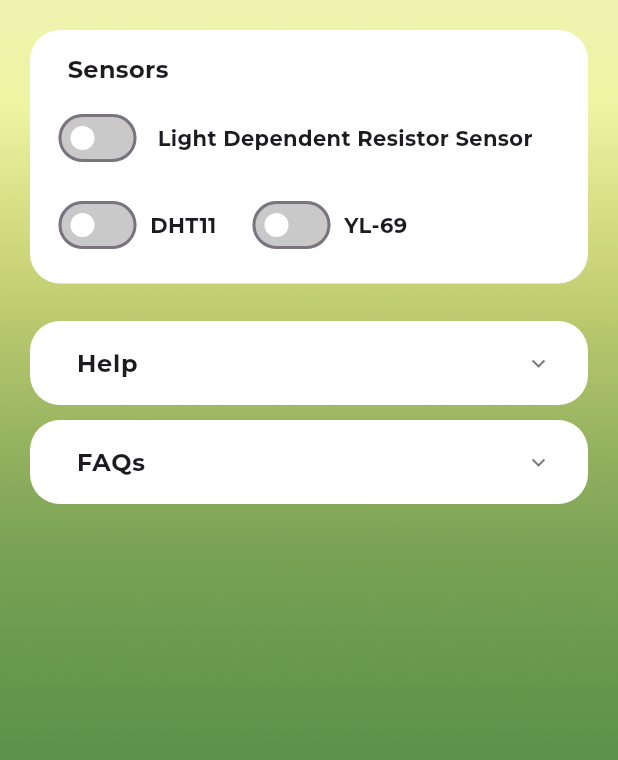
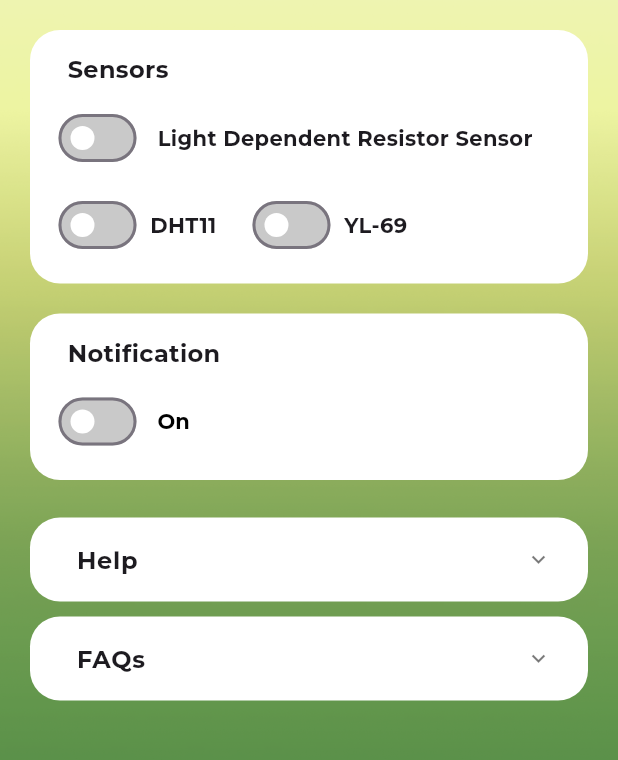
Before and after one commit to Snorlark/Maize-Watch, a Flutter app: the SettingsScreen screen opened directly, on a phone screen of 412 x 824 dp, the part 165-925 px from its top. Run offline on Flutter 3.47's test engine with Material 3 defaults, Android fonts, the phone set to English and light mode, and no system bars; our stand-ins replace curved_navigation_bar, flutter_screenutil, google_fonts, shared_preferences, syncfusion_flutter_charts; missing offline and left inert: icons_flutter; accounts and stored records are empty; project files that could hold a hidden picture were left out.

Commit message:
initial commit

```diff
--- a/frontend/mobile/lib/screen/home_screen.dart
+++ b/frontend/mobile/lib/screen/home_screen.dart
@@ -26,7 +26,7 @@ class _HomeScreenState extends State<HomeScreen> {
     return Scaffold(
       body: PageView(
        controller: _pageController,
-        children: const <Widget>[
+        children: <Widget>[
           PrescriptionScreen(),
           CropConditionScreen(),
           ProfileScreen()
--- a/frontend/mobile/lib/screen/settings_screen.dart
+++ b/frontend/mobile/lib/screen/settings_screen.dart
@@ -1,18 +1,28 @@
 import 'package:flutter/material.dart';
+import 'package:maize_watch/custom/custom_font.dart';
+import 'package:maize_watch/widget/sensor_status_widget.dart';
 
+// ignore: must_be_immutable
 class SettingsScreen extends StatefulWidget {
-  const SettingsScreen({super.key});
+
+  bool isNotificationsEnabled;
+
+  bool isHelpExpanded;
+  bool isFAQsExpanded;
+
+  SettingsScreen({
+    super.key,
+    this.isNotificationsEnabled = false,
+    this.isHelpExpanded = false,
+    this.isFAQsExpanded = false
+  });
 
   @override
   _SettingsScreenState createState() => _SettingsScreenState();
 }
 
 class _SettingsScreenState extends State<SettingsScreen> {
-  bool isLDRSensorEnabled = false;
-  bool isDHT11Enabled = false;
-  bool isYL69Enabled = false;
-  bool isHelpExpanded = false;
-  bool isFAQsExpanded = false;
+
 
   @override
   Widget build(BuildContext context) {
@@ -63,6 +73,12 @@ class _SettingsScreenState extends State<SettingsScreen> {
                 ],
               ),
               const SizedBox(height: 20),
+
+              SensorStatusWidget(),
+
+              const SizedBox(height: 20),
+
+              //Notification Container
               Container(
                 padding: const EdgeInsets.all(15),
                 decoration: BoxDecoration(
@@ -75,7 +91,7 @@ class _SettingsScreenState extends State<SettingsScreen> {
                     Padding(
                       padding: const EdgeInsets.only(left: 10.0),
                       child: Text(
-                        "Sensors",
+                        "Notification",
                         style: TextStyle(
                           fontSize: 16,
                           fontWeight: FontWeight.bold,
@@ -87,10 +103,10 @@ class _SettingsScreenState extends State<SettingsScreen> {
                     Row(
                       children: [
                         Switch(
-                          value: isLDRSensorEnabled,
+                          value: widget.isNotificationsEnabled,
                           onChanged: (bool value) {
                             setState(() {
-                              isLDRSensorEnabled = value;
+                              widget.isNotificationsEnabled = value;
                             });
                           },
                           activeColor: Colors.white,
@@ -99,73 +115,29 @@ class _SettingsScreenState extends State<SettingsScreen> {
                           inactiveTrackColor: Color(0xFFC9C9C9),
                         ),
                         const SizedBox(width: 10),
-                        const Text(
-                          "Light Dependent Resistor Sensor",
-                          style: TextStyle(
-                              fontFamily: 'Montserrat',
-                              fontSize: 14,
-                              fontWeight: FontWeight.bold),
+                        CustomFont(
+                          text: "On",
+                          fontSize: 14,
+                          fontWeight: FontWeight.bold,
+                          color: Colors.black
                         ),
-                      ],
-                    ),
-                    const SizedBox(height: 10),
-                    // Other Sensors
-                    Row(
-                      children: [
-                        Switch(
-                          value: isDHT11Enabled,
-                          onChanged: (bool value) {
-                            setState(() {
-                              isDHT11Enabled = value;
-                            });
-                          },
-                          activeColor: Colors.white,
-                          activeTrackColor: Color(0xFF418036),
-                          inactiveThumbColor: Colors.white,
-                          inactiveTrackColor: Color(0xFFC9C9C9),
-                        ),
-                        const SizedBox(width: 5),
-                        const Text("DHT11",
-                            style: TextStyle(
-                                fontFamily: 'Montserrat',
-                                fontSize: 14,
-                                fontWeight: FontWeight.bold)),
-                        const SizedBox(width: 20),
-                        Switch(
-                          value: isYL69Enabled,
-                          onChanged: (bool value) {
-                            setState(() {
-                              isYL69Enabled = value;
-                            });
-                          },
-                          activeColor: Colors.white,
-                          activeTrackColor: Color(0xFF418036),
-                          inactiveThumbColor: Colors.white,
-                          inactiveTrackColor: Color(0xFFC9C9C9),
-                        ),
-                        const SizedBox(width: 5),
-                        const Text("YL-69",
-                            style: TextStyle(
-                                fontFamily: 'Montserrat',
-                                fontSize: 14,
-                                fontWeight: FontWeight.bold)),
                       ],
                     ),
                   ],
                 ),
               ),
               const SizedBox(height: 20),
-              buildExpandableSection("Help", isHelpExpanded,
+              buildExpandableSection("Help", widget.isHelpExpanded,
                   "Lorem ipsum dolor sit amet consectetur. Massa tincidunt sed mauris quam sed. Sagittis dolor facilisis tortor vitae tortor felis a rhoncus. \n\nFeugiat quam non cum eros. Nullam mattis sapien quam risus. \n\nAmet hac integer sodales. Sed vestibulum lorem nisi in turpis urna sit. Pellentesque pellentesque. ",
                   () {
                 setState(() {
-                  isHelpExpanded = !isHelpExpanded;
+                  widget.isHelpExpanded = !widget.isHelpExpanded;
                 });
               }),
-              buildExpandableSection("FAQs", isFAQsExpanded,
+              buildExpandableSection("FAQs", widget.isFAQsExpanded,
                   "Frequently asked questions and answers about the app.", () {
                 setState(() {
-                  isFAQsExpanded = !isFAQsExpanded;
+                  widget.isFAQsExpanded = !widget.isFAQsExpanded;
                 });
               }),
             ],
--- /dev/null
+++ b/frontend/mobile/lib/widget/sensor_status_widget.dart
@@ -0,0 +1,114 @@
+import 'package:flutter/material.dart';
+
+class SensorStatusWidget extends StatefulWidget {
+  bool isLDRSensorEnabled;
+  bool isDHT11Enabled;
+  bool isYL69Enabled;
+
+  SensorStatusWidget({
+    super.key,
+    this.isLDRSensorEnabled = false,
+    this.isDHT11Enabled = false,
+    this.isYL69Enabled = false
+  });
+
+  @override
+  State<SensorStatusWidget> createState() => _SensorStatusWidgetState();
+}
+
+class _SensorStatusWidgetState extends State<SensorStatusWidget> {
+  @override
+  Widget build(BuildContext context) {
+    return Container(
+      padding: const EdgeInsets.all(15),
+      decoration: BoxDecoration(
+        color: Colors.white,
+        borderRadius: BorderRadius.circular(20),
+      ),
+      child: Column(
+        crossAxisAlignment: CrossAxisAlignment.start,
+        children: [
+          Padding(
+            padding: const EdgeInsets.only(left: 10.0),
+            child: Text(
+              "Sensors",
+              style: TextStyle(
+                fontSize: 16,
+                fontWeight: FontWeight.bold,
+                fontFamily: 'Montserrat',
+              ),
+            ),
+          ),
+          const SizedBox(height: 10),
+          Row(
+            children: [
+              Switch(
+                value: widget.isLDRSensorEnabled,
+                onChanged: (bool value) {
+                  setState(() {
+                    widget.isLDRSensorEnabled = value;
+                  });
+                },
+                activeColor: Colors.white,
+                activeTrackColor: Color(0xFF418036),
+                inactiveThumbColor: Colors.white,
+                inactiveTrackColor: Color(0xFFC9C9C9),
+              ),
+              const SizedBox(width: 10),
+              const Text(
+                "Light Dependent Resistor Sensor",
+                style: TextStyle(
+                    fontFamily: 'Montserrat',
+                    fontSize: 14,
+                    fontWeight: FontWeight.bold),
+              ),
+            ],
+          ),
+          const SizedBox(height: 10),
+          // Other Sensors
+          Row(
+            children: [
+              Switch(
+                value: widget.isDHT11Enabled,
+                onChanged: (bool value) {
+                  setState(() {
+                    widget.isDHT11Enabled = value;
+                  });
+                },
+                activeColor: Colors.white,
+                activeTrackColor: Color(0xFF418036),
+                inactiveThumbColor: Colors.white,
+                inactiveTrackColor: Color(0xFFC9C9C9),
+              ),
+              const SizedBox(width: 5),
+              const Text("DHT11",
+                  style: TextStyle(
+                      fontFamily: 'Montserrat',
+                      fontSize: 14,
+                      fontWeight: FontWeight.bold)),
+              const SizedBox(width: 20),
+              Switch(
+                value: widget.isYL69Enabled,
+                onChanged: (bool value) {
+                  setState(() {
+                    widget.isYL69Enabled = value;
+                  });
+                },
+                activeColor: Colors.white,
+                activeTrackColor: Color(0xFF418036),
+                inactiveThumbColor: Colors.white,
+                inactiveTrackColor: Color(0xFFC9C9C9),
+              ),
+              const SizedBox(width: 5),
+              const Text("YL-69",
+                  style: TextStyle(
+                      fontFamily: 'Montserrat',
+                      fontSize: 14,
+                      fontWeight: FontWeight.bold)),
+            ],
+          ),
+        ],
+      ),
+    );
+  }
+}
```
Also changed, not shown: frontend/mobile/lib/screen/crop_condition_screen.dart (+56 -17 lines), frontend/mobile/lib/screen/landing_screen.dart (+21 -2 lines), frontend/mobile/lib/screen/profile_screen.dart (+42 -8 lines), frontend/mobile/lib/screen/register_screen.dart (+9 -5 lines), frontend/mobile/lib/services/api_service.dart (+77 -4 lines), 6 other files.
